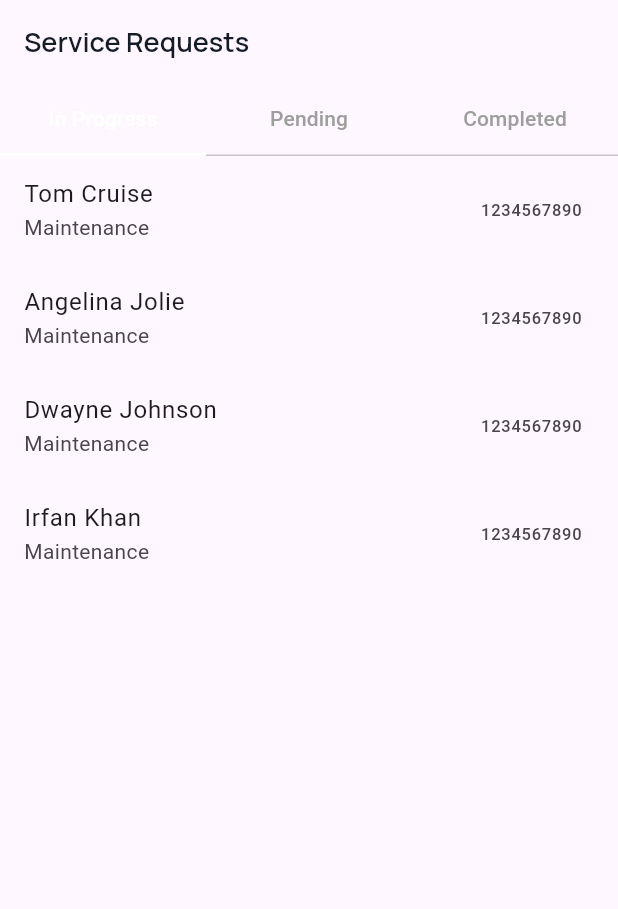
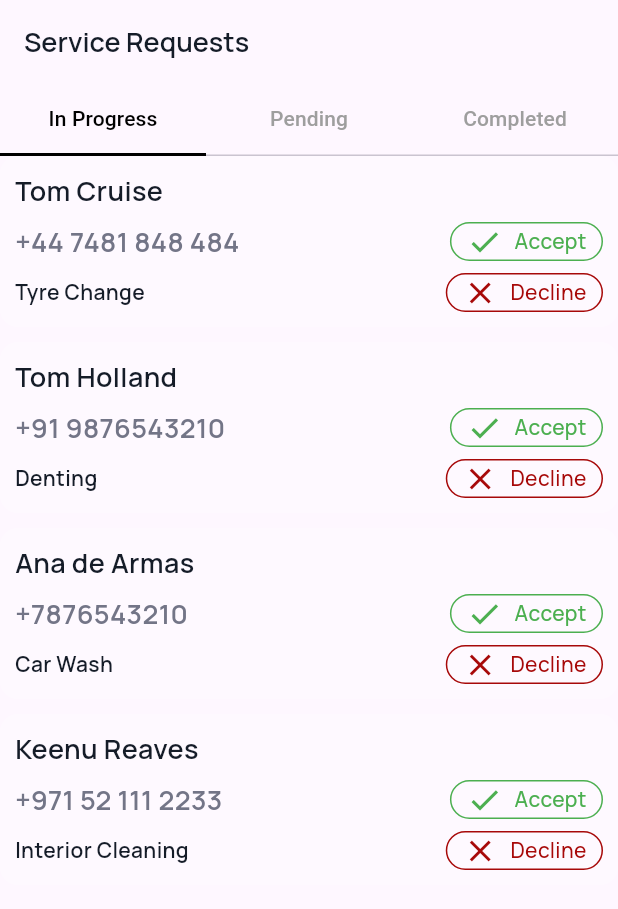
Before and after one commit to Tron-Academy/hand_car_vendor_mobile_app, a Flutter app: the ServiceRequestPage screen opened directly, on a phone screen of 412 x 824 dp. Shown: the top 909 px of the screen. Run offline on Flutter 3.47's test engine with Material 3 defaults, Android fonts, the phone set to English and light mode, and no system bars; our stand-ins replace flutter_hooks, freezed_annotation, hooks_riverpod, image_picker, riverpod_annotation.

Commit message:
Service request completed

```diff
--- a/lib/features/dashboard/view/pages/service_request_page.dart
+++ b/lib/features/dashboard/view/pages/service_request_page.dart
@@ -1,5 +1,6 @@
 import 'package:flutter/material.dart';
 import 'package:handcar_ventor/core/extension/theme_extension.dart';
+import 'package:handcar_ventor/features/services/view/widgets/service_request_card_widget.dart';
 
 class ServiceRequestPage extends StatelessWidget {
   const ServiceRequestPage({super.key});
@@ -7,10 +8,18 @@ class ServiceRequestPage extends StatelessWidget {
   @override
   Widget build(BuildContext context) {
     List<UserData> users = [
-      UserData(name: 'Tom Cruise', mobile: '1234567890', service: 'Maintenance'),
-      UserData(name: 'Angelina Jolie', mobile: '1234567890', service: 'Maintenance'),
-      UserData(name: 'Dwayne Johnson', mobile: '1234567890', service: 'Maintenance'),
-      UserData(name: 'Irfan Khan', mobile: '1234567890', service: 'Maintenance'),
+      UserData(
+          name: 'Tom Cruise',
+          mobile: '+44 7481 848 484',
+          service: 'Tyre Change'),
+      UserData(
+          name: 'Tom Holland', mobile: '+91 9876543210', service: 'Denting'),
+      UserData(
+          name: 'Ana de Armas', mobile: '+7876543210', service: 'Car Wash'),
+      UserData(
+          name: 'Keenu Reaves',
+          mobile: '+971 52 111 2233',
+          service: 'Interior Cleaning'),
     ];
 
     return DefaultTabController(
@@ -18,13 +27,12 @@ class ServiceRequestPage extends StatelessWidget {
       child: Scaffold(
         appBar: AppBar(
           title: Text('Service Requests', style: context.typography.bodyLarge),
-          // ignore: prefer_const_constructors
-          bottom: TabBar(
+          bottom: const TabBar(
             indicatorSize: TabBarIndicatorSize.tab,
-            indicatorColor: Colors.white,
-            labelColor: Colors.white,
+            indicatorColor: Colors.black,
+            labelColor: Colors.black,
             unselectedLabelColor: Colors.grey,
-            tabs: const [
+            tabs: [
               Tab(text: 'In Progress'),
               Tab(text: 'Pending'),
               Tab(text: 'Completed'),
@@ -33,9 +41,14 @@ class ServiceRequestPage extends StatelessWidget {
         ),
         body: TabBarView(
           children: [
-            ListView.builder(
+            ListView.separated(
               itemCount: users.length, // specify the item count
-              itemBuilder: (context, index) => UserRowWidget(userData: users[index]),
+              separatorBuilder: (context, index) => const SizedBox(height: 10),
+              itemBuilder: (context, index) => ServiceRequestCardWidget(
+                name: users[index].name,
+                phoneNumber: users[index].mobile,
+                serviceType: users[index].service,
+              ),
             ),
             const Center(child: Text('Pending')),
             const Center(child: Text('Completed')),
@@ -62,10 +75,26 @@ class UserRowWidget extends StatelessWidget {
 
   @override
   Widget build(BuildContext context) {
-    return ListTile(
-      title: Text(userData.name),
-      subtitle: Text(userData.service),
-      trailing: Text(userData.mobile),
+    return Card(
+      child: ListTile(
+        title: Text(userData.name),
+        subtitle: Column(
+          children: [
+            Text(userData.service),
+            Text(userData.mobile),
+          ],
+        ),
+        trailing: SizedBox(
+          width: 120, // Specify a width to avoid layout conflicts
+          child: Row(
+            mainAxisAlignment: MainAxisAlignment.spaceBetween,
+            children: [
+              IconButton(onPressed: () {}, icon: Icon(Icons.close)),
+              IconButton(onPressed: () {}, icon: Icon(Icons.check)),
+            ],
+          ),
+        ),
+      ),
     );
   }
 }
--- a/lib/features/services/view/pages/service_page.dart
+++ b/lib/features/services/view/pages/service_page.dart
@@ -31,9 +31,9 @@ class ServicePage extends StatelessWidget {
       body: ListView.builder(
         itemCount: 10,
         itemBuilder: (context, index) => const ServiceCardWidget(
-          title: 'Steam Wash',
-          subtitle: 'Washing',
-          price: '1243',
+          title: 'Tyre Change',
+          subtitle: 'General',
+          price: '124',
         ),
       ),
     );
--- a/lib/features/services/view/widgets/outline_button_widget.dart
+++ b/lib/features/services/view/widgets/outline_button_widget.dart
@@ -6,6 +6,7 @@ class OutlineToggleButton extends HookWidget {
   final String label;
   final IconData outlineIcon;
   final IconData filledIcon;
+  final Color outlineColor;
   final VoidCallback onTap;
 
   const OutlineToggleButton({
@@ -13,6 +14,7 @@ class OutlineToggleButton extends HookWidget {
     required this.label,
     required this.outlineIcon,
     required this.filledIcon,
+    required this.outlineColor,
     required this.onTap,
   });
 
@@ -26,29 +28,24 @@ class OutlineToggleButton extends HookWidget {
         onTap();
       },
       child: Container(
-        height: 50,
-        width: 150,
         padding: const EdgeInsets.symmetric(horizontal: 10),
         decoration: BoxDecoration(
-          borderRadius: BorderRadius.circular(30),
-          color: isOutline.value ? null : context.colors.primary,
-          border: isOutline.value
-              ? Border.all(color: context.colors.primary)
-              : null,
+          borderRadius: BorderRadius.circular(20),
+          color: isOutline.value ? null : outlineColor,
+          border: isOutline.value ? Border.all(color: outlineColor) : null,
         ),
         child: Row(
           mainAxisAlignment: MainAxisAlignment.center,
           children: [
             Icon(
               isOutline.value ? outlineIcon : filledIcon,
-              color: isOutline.value ? context.colors.primary : Colors.white,
+              color: isOutline.value ? outlineColor : Colors.white,
             ),
-            const SizedBox(width: 10),
+            SizedBox(width: context.space.space_100),
             Text(
               label,
-              style: TextStyle(
-                fontSize: 16,
-                color: isOutline.value ? context.colors.primary : Colors.white,
+              style: context.typography.bodyMedium.copyWith(
+                color: isOutline.value ? outlineColor : Colors.white,
               ),
             ),
           ],
--- /dev/null
+++ b/lib/features/services/view/widgets/service_request_card_widget.dart
@@ -0,0 +1,74 @@
+import 'package:flutter/material.dart';
+import 'package:handcar_ventor/core/extension/theme_extension.dart';
+import 'package:handcar_ventor/features/services/view/widgets/outline_button_widget.dart';
+
+class ServiceRequestCardWidget extends StatelessWidget {
+  final String name;
+  final String phoneNumber;
+  final String serviceType;
+  const ServiceRequestCardWidget(
+      {super.key,
+      required this.name,
+      required this.phoneNumber,
+      required this.serviceType});
+
+  @override
+  Widget build(BuildContext context) {
+    return Container(
+      padding: const EdgeInsets.all(10.0),
+      decoration: BoxDecoration(
+        color: Colors.white30, // dark color similar to the image
+        borderRadius: BorderRadius.circular(12.0),
+      ),
+      child: Column(
+        crossAxisAlignment: CrossAxisAlignment.start,
+        children: [
+          Text(
+            name,
+            style: context.typography.bodyLarge.copyWith(
+              color: context.colors.primaryTxt,
+            ),
+          ),
+          SizedBox(height: context.space.space_100),
+          Row(
+            mainAxisAlignment: MainAxisAlignment.spaceBetween,
+            children: [
+              Text(
+                phoneNumber,
+                style: context.typography.bodyLarge.copyWith(
+                  color: context.colors.secondaryTxt,
+                ),
+              ),
+              OutlineToggleButton(
+                  label: "Accept",
+                  outlineIcon: Icons.check,
+                  filledIcon: Icons.check,
+                  outlineColor: Colors.green,
+                  onTap: () {})
+            ],
+          ),
+          Padding(
+            padding: EdgeInsets.only(top: context.space.space_100),
+            child: Row(
+              mainAxisAlignment: MainAxisAlignment.spaceBetween,
+              children: [
+                Text(
+                  serviceType,
+                  style: context.typography.bodySemiBold.copyWith(
+                    color: context.colors.primaryTxt,
+                  ),
+                ),
+                OutlineToggleButton(
+                    label: "Decline",
+                    outlineIcon: Icons.close,
+                    filledIcon: Icons.close,
+                    outlineColor: Color(0xffA70909),
+                    onTap: () {})
+              ],
+            ),
+          ),
+        ],
+      ),
+    );
+  }
+}
```
